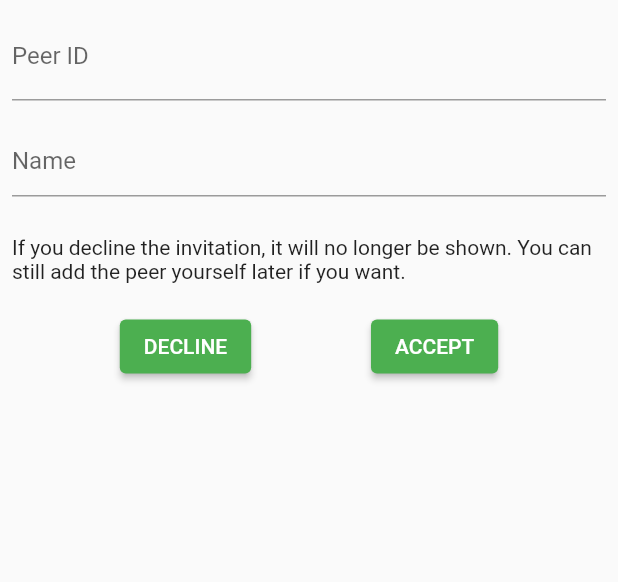
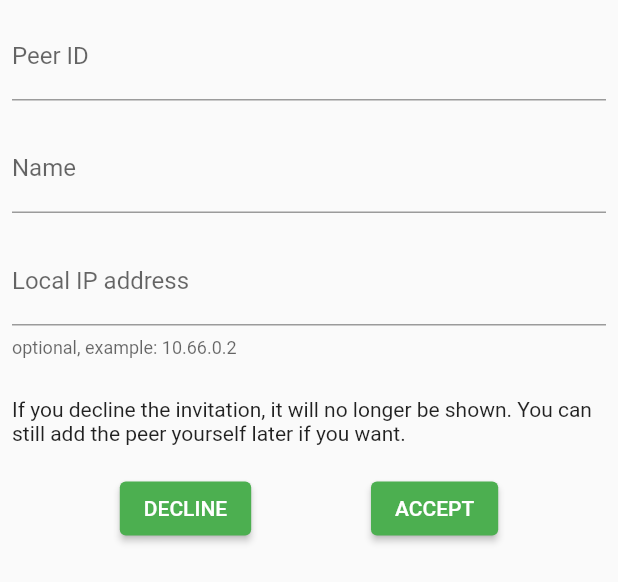
Before and after one commit to anywherelan/awl-flutter, a Flutter app: the IncomingAuthRequestForm widget shown alone on an empty page, opened directly with empty values, after a tap on "DECLINE", on a phone screen of 412 x 824 dp. Shown: the top 582 px of the screen. Run offline on Flutter 3.47's test engine with Material 3 defaults, Android fonts, the phone set to English and light mode, and no system bars; our stand-ins replace file_picker, flutter_local_notifications, overlay_support, permission_handler, qr_flutter, share_plus; missing offline and left inert: dart:html, file_saver, mobile_scanner; network calls fail.

Commit message:
feat: add support for specifying peer's ip address during friend request/accept

```diff
--- a/lib/api.dart
+++ b/lib/api.dart
@@ -102,8 +102,8 @@ Future<List<AuthRequest>> fetchAuthRequests(http.Client client) async {
   }
 }
 
-Future<String> sendFriendRequest(http.Client client, String peerID, String alias) async {
-  var payload = FriendRequest(peerID, alias);
+Future<String> sendFriendRequest(http.Client client, String peerID, String alias, String ipAddr) async {
+  var payload = FriendRequest(peerID, alias, ipAddr);
 
   var request = http.Request("POST", Uri.parse(serverAddress + SendFriendRequestPath));
   request.headers.addAll(<String, String>{"Content-Type": "application/json"});
@@ -119,8 +119,8 @@ Future<String> sendFriendRequest(http.Client client, String peerID, String alias
   return "";
 }
 
-Future<String> replyFriendRequest(http.Client client, String peerID, String alias, bool decline) async {
-  var payload = FriendRequestReply(peerID, alias, decline);
+Future<String> replyFriendRequest(http.Client client, String peerID, String alias, bool decline, String ipAddr) async {
+  var payload = FriendRequestReply(peerID, alias, decline, ipAddr);
 
   var request = http.Request("POST", Uri.parse(serverAddress + AcceptPeerInvitationPath));
   request.headers.addAll(<String, String>{"Content-Type": "application/json"});
--- a/lib/entities.dart
+++ b/lib/entities.dart
@@ -127,8 +127,9 @@ class NetworkStats {
 class FriendRequest {
   final String peerID;
   final String alias;
+  final String ipAddr;
 
-  FriendRequest(this.peerID, this.alias);
+  FriendRequest(this.peerID, this.alias, this.ipAddr);
 
   factory FriendRequest.fromJson(Map<String, dynamic> json) => _$FriendRequestFromJson(json);
 
@@ -163,8 +164,9 @@ class FriendRequestReply {
   final String peerID;
   final String alias;
   final bool decline;
+  final String ipAddr;
 
-  FriendRequestReply(this.peerID, this.alias, this.decline);
+  FriendRequestReply(this.peerID, this.alias, this.decline, this.ipAddr);
 
   factory FriendRequestReply.fromJson(Map<String, dynamic> json) => _$FriendRequestReplyFromJson(json);
 
@@ -186,8 +188,9 @@ class ApiError {
 class AuthRequest {
   final String peerID;
   final String name;
+  final String suggestedIP;
 
-  AuthRequest(this.peerID, this.name);
+  AuthRequest(this.peerID, this.name, this.suggestedIP);
 
   factory AuthRequest.fromJson(Map<String, dynamic> json) => _$AuthRequestFromJson(json);
 
--- a/lib/notifications.dart
+++ b/lib/notifications.dart
@@ -91,9 +91,6 @@ class NotificationsService {
   }
 
   Future<void> _showMobileNotification(AuthRequest req) async {
-    // TODO: проверять нет ли уже уведомления с payload с таким peerID - на случай если приложение перезапускалось,
-    //  а уведомление еще висит
-
     var notificationId = generateNotificationId(req.peerID);
     print("$notificationId  ${req.name}");
 
@@ -139,7 +136,7 @@ class NotificationsService {
       return;
     }
     final payload = notificationResponse.payload!;
-    var authReq = _lastRequests.firstWhere((obj) => obj.peerID == payload, orElse: () => AuthRequest(payload, ""));
+    var authReq = _lastRequests.firstWhere((obj) => obj.peerID == payload, orElse: () => AuthRequest(payload, "", ""));
     _showAuthRequestDialog(authReq);
   }
 }
@@ -174,15 +171,17 @@ class IncomingAuthRequestForm extends StatefulWidget {
 }
 
 class _IncomingAuthRequestFormState extends State<IncomingAuthRequestForm> {
-  TextEditingController? _peerIdTextController;
-  TextEditingController? _aliasTextController;
+  late TextEditingController _peerIdTextController;
+  late TextEditingController _aliasTextController;
+  late TextEditingController _ipAddrTextController;
 
   final _formKey = GlobalKey<FormState>();
   String? _serverError = "";
 
   void _sendRequest(bool decline) async {
     var response =
-        await replyFriendRequest(http.Client(), _peerIdTextController!.text, _aliasTextController!.text, decline);
+    await replyFriendRequest(
+        http.Client(), _peerIdTextController.text, _aliasTextController.text, decline, _ipAddrTextController.text);
     if (response == "") {
       Navigator.pop(context);
       _serverError = "";
@@ -200,6 +199,7 @@ class _IncomingAuthRequestFormState extends State<IncomingAuthRequestForm> {
 
     _peerIdTextController = TextEditingController(text: widget.request.peerID);
     _aliasTextController = TextEditingController(text: widget.request.name);
+    _ipAddrTextController = TextEditingController(text: widget.request.suggestedIP);
   }
 
   @override
@@ -215,6 +215,8 @@ class _IncomingAuthRequestFormState extends State<IncomingAuthRequestForm> {
               controller: _peerIdTextController,
               decoration: InputDecoration(labelText: 'Peer ID'),
               readOnly: true,
+              minLines: 1,
+              maxLines: 2,
               validator: (value) {
                 if (_serverError != "") {
                   return _serverError;
@@ -227,7 +229,31 @@ class _IncomingAuthRequestFormState extends State<IncomingAuthRequestForm> {
             padding: EdgeInsets.all(8.0),
             child: TextFormField(
               controller: _aliasTextController,
-              decoration: InputDecoration(hintText: 'Name'),
+              decoration: InputDecoration(labelText: 'Name'),
+            ),
+          ),
+          Padding(
+            padding: EdgeInsets.all(8.0),
+            child: TextFormField(
+              controller: _ipAddrTextController,
+              decoration: InputDecoration(
+                labelText: 'Local IP address',
+                helperText: 'optional, example: 10.66.0.2',
+              ),
+              autovalidateMode: AutovalidateMode.onUnfocus,
+              validator: (String? value) {
+                if (value == null || value.isEmpty) {
+                  return null;
+                }
+
+                try {
+                  // TODO: support ipv6
+                  Uri.parseIPv4Address(value);
+                  return null;
+                } catch (e) {
+                  return 'Invalid IPv4 address format';
+                }
+              },
             ),
           ),
           SizedBox(height: 10),
@@ -243,12 +269,18 @@ class _IncomingAuthRequestFormState extends State<IncomingAuthRequestForm> {
               ElevatedButton(
                 child: Text('DECLINE'),
                 onPressed: () async {
+                  if (!_formKey.currentState!.validate()) {
+                    return;
+                  }
                   _sendRequest(true);
                 },
               ),
               ElevatedButton(
                 child: Text('ACCEPT'),
                 onPressed: () async {
+                  if (!_formKey.currentState!.validate()) {
+                    return;
+                  }
                   _sendRequest(false);
                 },
               ),
```
Also changed, not shown: lib/add_peer.dart (+31 -4 lines), lib/peer_settings_screen.dart (+7 -3 lines), lib/entities.g.dart.
